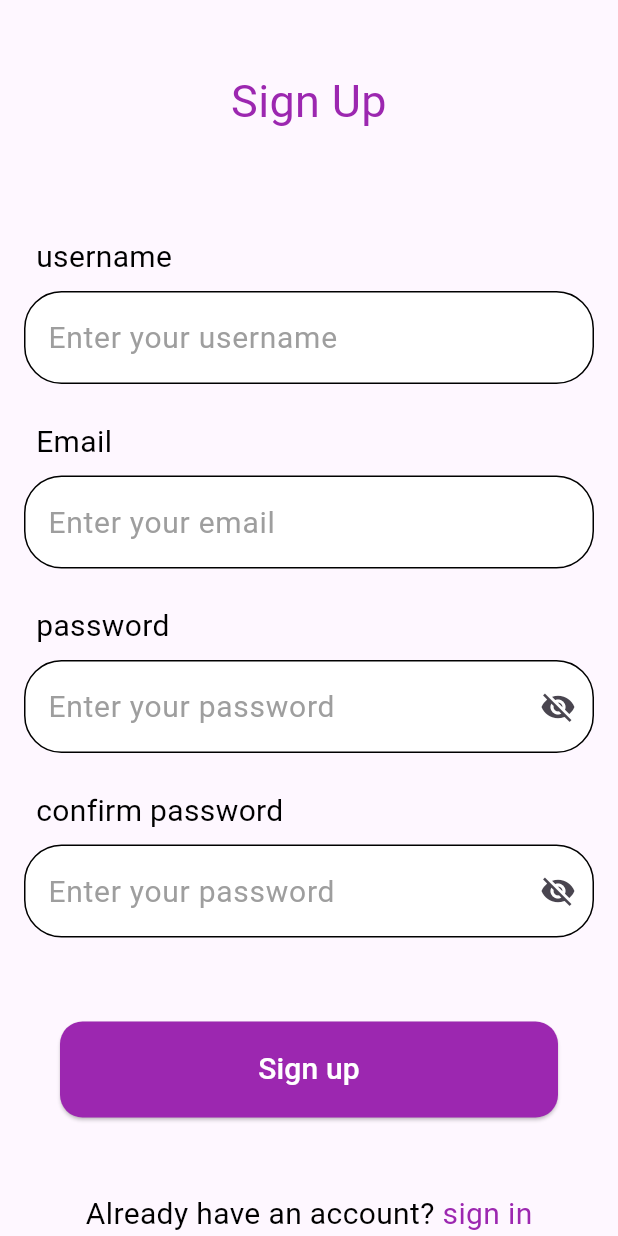
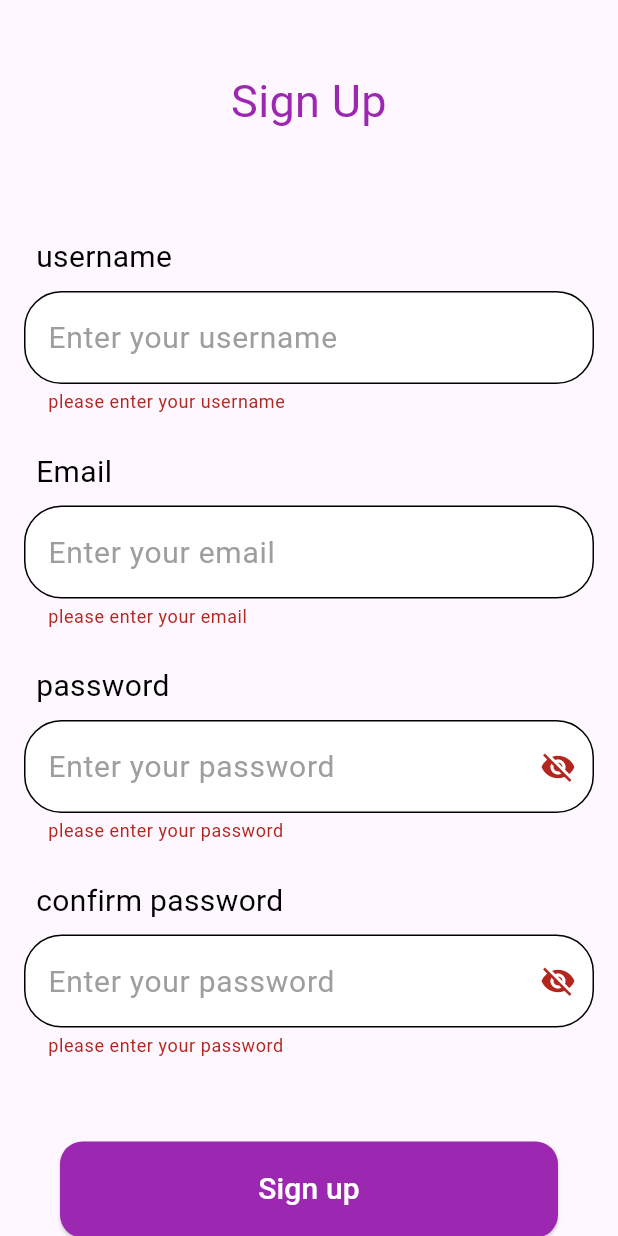
Before and after one commit to RanaUsama20/task, a Flutter app: the screen it shows after launch, scrolled down 54 dp, after a tap on "Sign up", on a phone screen of 412 x 824 dp. Run offline on Flutter 3.47's test engine with Material 3 defaults, Android fonts, the phone set to English and light mode, and no system bars; our stand-ins replace cloud_firestore, firebase_auth, firebase_core, fluttertoast; accounts and stored records are empty; generated files the repository leaves out were written again.

Commit message:
login & register screen auth

```diff
--- a/lib/auth/register_screen.dart
+++ b/lib/auth/register_screen.dart
@@ -1,6 +1,10 @@
+import 'package:cloud_firestore/cloud_firestore.dart';
+import 'package:firebase_auth/firebase_auth.dart';
 import 'package:flutter/material.dart';
 import 'package:task/auth/AppTextField.dart';
 import 'package:task/auth/login_screen.dart';
+import 'package:fluttertoast/fluttertoast.dart';
+
 
 class RegisterScreen extends StatefulWidget{
   static String routeName = 'Register Screen';
@@ -94,7 +98,7 @@ class _RegisterScreenState extends State<RegisterScreen> {
                      AppTextField(
                        fieldName: 'confirm password',
                        hintText: 'Enter your password',
-                       controller: userNameController,
+                       controller: confirmationPasswordController,
                        validator: (value){
                          if(value == null || value.trim().isEmpty){
                            return 'please enter your password';
@@ -127,7 +131,7 @@ class _RegisterScreenState extends State<RegisterScreen> {
               padding: EdgeInsets.all(40),
               child: ElevatedButton(
                 onPressed: () {
-                  // register();
+                   register();
                 },
                 style: ElevatedButton.styleFrom(
                     backgroundColor: Colors.purple,
@@ -188,4 +192,54 @@ class _RegisterScreenState extends State<RegisterScreen> {
 
     );
   }
+
+  void register()async{
+    if(formKey.currentState?.validate() == true){
+
+      try {
+        final credential = await FirebaseAuth.instance.createUserWithEmailAndPassword(
+          email: emailController.text.trim(),
+          password: passwordController.text.trim(),
+        );
+        addUsersToCloudFirestore(userNameController.text.trim(), emailController.text.trim());
+        Fluttertoast.showToast(
+            msg: "user registered successfully",
+            toastLength: Toast.LENGTH_SHORT,
+            gravity: ToastGravity.BOTTOM,
+            timeInSecForIosWeb: 1,
+            backgroundColor: Colors.green,
+            textColor: Colors.white,
+            fontSize: 16.0
+        );
+        Navigator.of(context).pushNamed(LoginScreen.routeName);
+      } on FirebaseAuthException catch (e) {
+        if (e.code == 'email-already-in-use') {
+          Fluttertoast.showToast(
+              msg: "The account already exists for that email.",
+              toastLength: Toast.LENGTH_SHORT,
+              gravity: ToastGravity.BOTTOM,
+              timeInSecForIosWeb: 1,
+              backgroundColor: Colors.red,
+              textColor: Colors.white,
+              fontSize: 16.0
+          );
+          print('The account already exists for that email.');
+        }
+      } catch (e) {
+        print(e);
+      }
+
+    }
+
+  }
+
+
+  Future addUsersToCloudFirestore(String username , String email)async{
+    await FirebaseFirestore.instance.collection('users').add({
+      'username' : username,
+       'email' : email
+    });
+  }
+
+
 }
--- a/lib/main.dart
+++ b/lib/main.dart
@@ -1,8 +1,17 @@
+import 'package:firebase_core/firebase_core.dart';
 import 'package:flutter/material.dart';
+import 'package:task/auth/HomeScreen.dart';
 import 'auth/login_screen.dart';
 import 'auth/register_screen.dart';
+import 'firebase_options.dart';
+
+
 
 void main()async {
+  WidgetsFlutterBinding.ensureInitialized();
+  await Firebase.initializeApp(
+    options: DefaultFirebaseOptions.currentPlatform,
+  );
   runApp(MyApp());
 }
 class MyApp extends StatelessWidget {
@@ -14,6 +23,8 @@ class MyApp extends StatelessWidget {
             routes: {
               RegisterScreen.routeName: (context) => RegisterScreen(),
               LoginScreen.routeName: (context) => LoginScreen(),
+              HomeScreen.routeName: (context) => HomeScreen(),
+
             },);
         }
   }
--- a/pubspec.yaml
+++ b/pubspec.yaml
@@ -35,6 +35,11 @@ dependencies:
   # The following adds the Cupertino Icons font to your application.
   # Use with the CupertinoIcons class for iOS style icons.
   cupertino_icons: ^1.0.8
+  firebase_core: ^3.5.0
+  firebase_auth: ^5.3.0
+  cloud_firestore: ^5.4.2
+  fluttertoast: ^8.2.8
+
 
 dev_dependencies:
   flutter_test:
```
Also changed, not shown: lib/auth/HomeScreen.dart (added, +58 -0 lines), lib/auth/login_screen.dart (+54 -2 lines), pubspec.lock, 6 other files.
